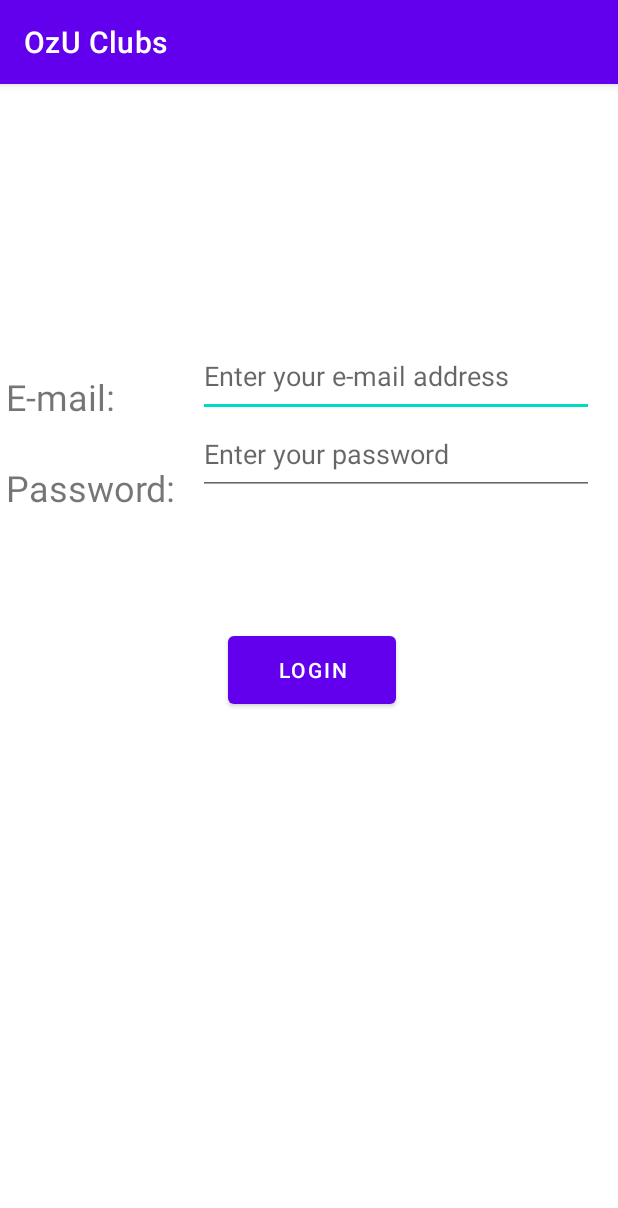
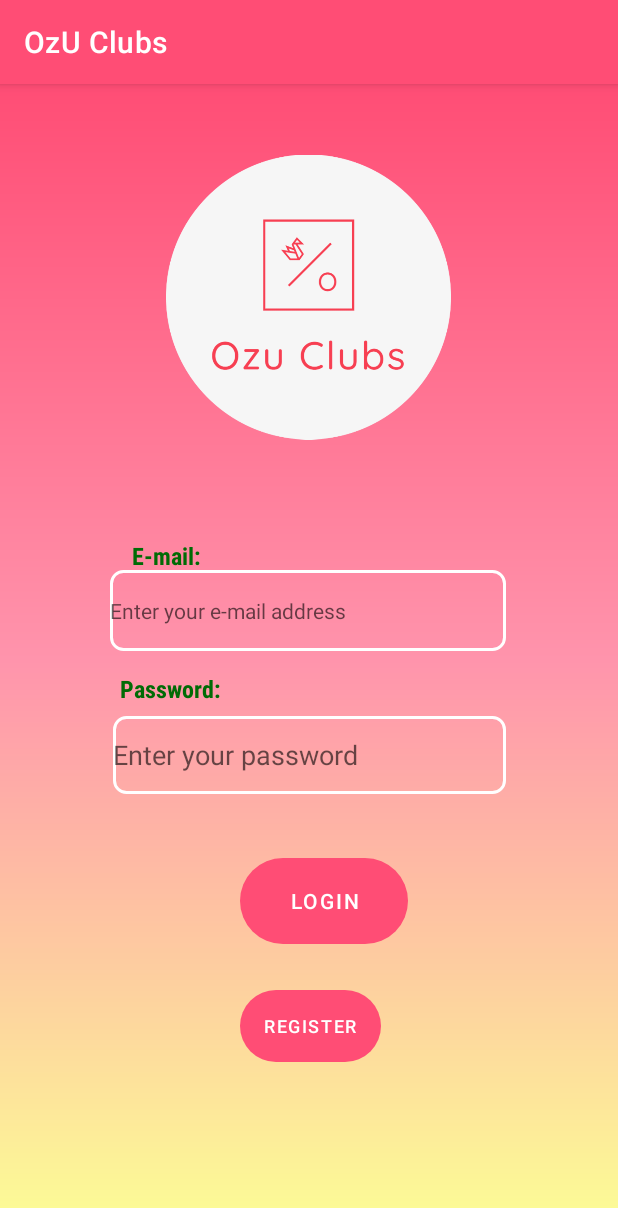
Before and after one commit to berkayacbay/OzuClubs, an Android app: the screen it shows after launch (MainActivity), on a phone screen of 412 x 824 dp. Shown: the top 1208 px of the screen. Run offline under Robolectric (Android 15) with nearby library versions, the phone set to English and light mode, and no system bars; our stand-ins replace Firebase (no records; nobody signed in at launch, a user with empty details on screens opened directly), data binding.

Commit message:
Firebase Database & Authentication + coloring

```diff
--- a/app/build.gradle
+++ b/app/build.gradle
@@ -1,8 +1,9 @@
 plugins {
     id 'com.android.application'
     id 'org.jetbrains.kotlin.android'
+    id 'com.google.gms.google-services'
 }
-
+apply plugin: 'com.google.gms.google-services'
 android {
     namespace 'com.example.ozuclubs'
     compileSdk 32
@@ -41,6 +42,9 @@ dependencies {
     implementation 'androidx.appcompat:appcompat:1.5.1'
     implementation 'com.google.android.material:material:1.7.0'
     implementation 'androidx.constraintlayout:constraintlayout:2.1.4'
+    implementation 'com.google.firebase:firebase-auth-ktx:21.1.0'
+    implementation 'com.google.firebase:firebase-database-ktx:20.1.0'
+    implementation platform('com.google.firebase:firebase-bom:31.1.1')
     testImplementation 'junit:junit:4.13.2'
     androidTestImplementation 'androidx.test.ext:junit:1.1.4'
     androidTestImplementation 'androidx.test.espresso:espresso-core:3.5.0'
--- a/app/src/main/java/com/example/ozuclubs/fragments/EventsFragment.kt
+++ b/app/src/main/java/com/example/ozuclubs/fragments/EventsFragment.kt
@@ -40,6 +40,7 @@ class EventsFragment : Fragment() {
 
         dataInitialize()
         adapter1 = EventAdapter(eventsArrayList)
+
         binding.recyclerView2.apply {
             layoutManager= LinearLayoutManager(context)
             hasFixedSize()
--- a/app/src/main/java/com/example/ozuclubs/fragments/MainFragment.kt
+++ b/app/src/main/java/com/example/ozuclubs/fragments/MainFragment.kt
@@ -1,27 +1,111 @@
 package com.example.ozuclubs.fragments
 
 import android.os.Bundle
+import android.text.TextUtils
+import android.util.Log
 import android.view.LayoutInflater
 import android.view.View
 import android.view.ViewGroup
+import android.widget.Toast
 import androidx.databinding.DataBindingUtil
 import androidx.fragment.app.Fragment
 import androidx.navigation.findNavController
+import androidx.navigation.fragment.findNavController
 import com.example.ozuclubs.R
 import com.example.ozuclubs.databinding.FragmentMainBinding
+import com.google.firebase.auth.FirebaseAuth
+import com.google.firebase.auth.ktx.auth
+import com.google.firebase.ktx.Firebase
 
 class MainFragment : Fragment() {
-    // TODO: Rename and change types of parameters
-    override fun onCreateView(inflater: LayoutInflater, container: ViewGroup?, savedInstanceState: Bundle?): View? {
+    private lateinit var auth: FirebaseAuth
 
-        val binding = DataBindingUtil.inflate<FragmentMainBinding>(inflater, R.layout.fragment_main, container, false)
+    override fun onCreateView(
+        inflater: LayoutInflater,
+        container: ViewGroup?,
+        savedInstanceState: Bundle?
+    ): View? {
+
+        val binding = DataBindingUtil.inflate<FragmentMainBinding>(
+            inflater,
+            R.layout.fragment_main,
+            container,
+            false
+        )
+        //auth = Firebase.auth
+
+//        binding.buttonLogin.setOnClickListener { view: View ->
+//            view.findNavController()
+//                .navigate(R.id.action_mainFragment_to_ClubsFragment)
+//        }
+
+        binding.registerButton.setOnClickListener { view: View ->
+            view.findNavController()
+                .navigate(R.id.action_mainFragment_to_registerFragment)
+        }
+        auth = FirebaseAuth.getInstance()
+//        var currentUser = auth.currentUser
+//        if(currentUser != null){
+//
+//        }
+        binding.buttonLogin.setOnClickListener { view: View ->
+            var email = binding.editTextTextEmailAddress.text.toString()
+            var password = binding.editTextPassword.text.toString()
 
 
-        binding.buttonLogin.setOnClickListener { view: View ->
+         if (TextUtils.isEmpty(email)) {
+            binding.editTextTextEmailAddress.error = "Please enter your e-mail address"
+            return@setOnClickListener
+        } else if (TextUtils.isEmpty(password)) {
+            binding.editTextPassword.error = "Please enter your password"
+            return@setOnClickListener
+        }
+            signIn(email, password)
 
-            view.findNavController()
-                .navigate(R.id.action_mainFragment_to_ClubsFragment)
+//            auth.signInWithEmailAndPassword(email,password)
+//                .addOnCompleteListener(requireActivity()){
+//                    if (it.isSuccessful){
+//                        view.findNavController()
+//                            .navigate(R.id.action_mainFragment_to_ClubsFragment)
+//                    }else{
+//                        Toast.makeText(
+//                            context, "Login is Unsuccessful.",
+//                            Toast.LENGTH_SHORT
+//                        ).show()
+//                    }
+//                }
+
         }
+
         return binding.root
     }
+
+//    public override fun onStart() {
+//        super.onStart()
+//        // Check if user is signed in (non-null) and update UI accordingly.
+//        val currentUser = auth.currentUser
+//        if (currentUser != null) {
+//            this.findNavController().navigate(R.id.action_mainFragment_to_ClubsFragment)
+//        }
+//    }
+
+
+    private fun signIn(email: String, password: String) {
+        auth.signInWithEmailAndPassword(email, password)
+            .addOnCompleteListener(requireActivity()) { task ->
+                if (task.isSuccessful) {
+                    // Sign in success, update UI with the signed-in user's information
+
+                    val user = auth.currentUser
+                    //updateUI(user)
+                    this.findNavController().navigate(R.id.action_mainFragment_to_ClubsFragment)
+
+                } else {
+                    Toast.makeText(
+                        context, "Authentication failed",
+                        Toast.LENGTH_SHORT
+                    ).show()
+                }
+            }
+    }
 }
--- /dev/null
+++ b/app/src/main/res/drawable/button.xml
@@ -0,0 +1,6 @@
+<?xml version="1.0" encoding="utf-8"?>
+<shape xmlns:android="http://schemas.android.com/apk/res/android">
+<corners android:radius ="30dp">"</corners>
+
+
+</shape>
--- /dev/null
+++ b/app/src/main/res/drawable/constaintlayout.xml
@@ -0,0 +1,8 @@
+<?xml version="1.0" encoding="utf-8"?>
+<shape xmlns:android="http://schemas.android.com/apk/res/android">
+<gradient android:angle="-90"
+    android:startColor="@color/startColor"
+    android:centerColor="@color/centerColor"
+    android:endColor="@color/endColor"
+    />
+</shape>
--- /dev/null
+++ b/app/src/main/res/drawable/edittext.xml
@@ -0,0 +1,5 @@
+<?xml version="1.0" encoding="utf-8"?>
+<shape xmlns:android="http://schemas.android.com/apk/res/android">
+    <corners android:radius ="8dp">"</corners>
+     <stroke android:color="@color/white" android:width="2dp"></stroke>
+</shape>
--- a/app/src/main/res/layout/fragment_main.xml
+++ b/app/src/main/res/layout/fragment_main.xml
@@ -9,31 +9,22 @@
 
     <androidx.constraintlayout.widget.ConstraintLayout
         android:layout_width="match_parent"
-        android:layout_height="match_parent">
+        android:layout_height="match_parent"
+        android:background="@drawable/constaintlayout">
 
         <EditText
             android:id="@+id/editTextTextEmailAddress"
             android:layout_width="264dp"
             android:layout_height="54dp"
-            android:layout_marginTop="168dp"
+            android:layout_marginTop="324dp"
+            android:background="@drawable/edittext"
             android:ems="10"
             android:hint="@string/enter_your_e_mail_address"
             android:inputType="textEmailAddress"
+            android:textColor="@color/textColor"
+            android:textSize="14sp"
             app:layout_constraintEnd_toEndOf="parent"
-            app:layout_constraintHorizontal_bias="0.891"
-            app:layout_constraintStart_toStartOf="parent"
-            app:layout_constraintTop_toTopOf="parent" />
-
-        <EditText
-            android:id="@+id/editText_password"
-            android:layout_width="264dp"
-            android:layout_height="54dp"
-            android:layout_marginTop="220dp"
-            android:ems="10"
-            android:hint="Enter your password"
-            android:inputType="textEmailAddress"
-            app:layout_constraintEnd_toEndOf="parent"
-            app:layout_constraintHorizontal_bias="0.891"
+            app:layout_constraintHorizontal_bias="0.496"
             app:layout_constraintStart_toStartOf="parent"
             app:layout_constraintTop_toTopOf="parent" />
 
@@ -41,34 +32,80 @@
             android:id="@+id/button_login"
             android:layout_width="112dp"
             android:layout_height="57dp"
-            android:layout_marginTop="140dp"
-            android:layout_marginEnd="148dp"
+            android:layout_marginTop="516dp"
+            android:layout_marginEnd="140dp"
+            android:background="@drawable/button"
+            android:backgroundTint="@color/buttonColor"
             android:text="Login"
             app:layout_constraintEnd_toEndOf="parent"
-            app:layout_constraintTop_toBottomOf="@+id/editTextTextEmailAddress" />
+            app:layout_constraintTop_toTopOf="parent" />
 
         <TextView
             android:id="@+id/textview_email"
             android:layout_width="wrap_content"
             android:layout_height="wrap_content"
-            android:layout_marginStart="4dp"
+            android:layout_marginStart="88dp"
+            android:fontFamily="sans-serif-condensed"
             android:text="E-mail:"
-            android:textSize="24sp"
+            android:textColor="@color/textColor"
+            android:textSize="16sp"
+            android:textStyle="bold"
             app:layout_constraintBottom_toBottomOf="parent"
             app:layout_constraintStart_toStartOf="parent"
             app:layout_constraintTop_toTopOf="parent"
-            app:layout_constraintVertical_bias="0.261" />
+            app:layout_constraintVertical_bias="0.407" />
 
         <TextView
             android:id="@+id/textview_password"
             android:layout_width="wrap_content"
             android:layout_height="wrap_content"
-            android:layout_marginStart="4dp"
-            android:layout_marginTop="28dp"
+            android:layout_marginStart="80dp"
+            android:layout_marginTop="392dp"
+            android:fontFamily="sans-serif-condensed"
             android:text="Password:"
-            android:textSize="24sp"
+            android:textColor="@color/textColor"
+            android:textSize="16sp"
+            android:textStyle="bold"
             app:layout_constraintStart_toStartOf="parent"
-            app:layout_constraintTop_toBottomOf="@+id/textview_email" />
+            app:layout_constraintTop_toTopOf="parent" />
+
+        <Button
+            android:id="@+id/register_button"
+            android:layout_width="wrap_content"
+            android:layout_height="wrap_content"
+            android:layout_marginTop="604dp"
+            android:background="@drawable/button"
+            android:text="Register"
+            android:textSize="12sp"
+            app:layout_constraintEnd_toEndOf="parent"
+            app:layout_constraintHorizontal_bias="0.504"
+            app:layout_constraintStart_toStartOf="parent"
+            app:layout_constraintTop_toTopOf="parent" />
+
+        <ImageView
+            android:id="@+id/imageView"
+            android:layout_width="190dp"
+            android:layout_height="284dp"
+            app:layout_constraintBottom_toBottomOf="parent"
+            app:layout_constraintEnd_toEndOf="parent"
+            app:layout_constraintHorizontal_bias="0.497"
+            app:layout_constraintStart_toStartOf="parent"
+            app:layout_constraintTop_toTopOf="parent"
+            app:layout_constraintVertical_bias="0.0"
+            app:srcCompat="@drawable/log" />
+
+        <EditText
+            android:id="@+id/editTextPassword"
+            android:layout_width="262dp"
+            android:layout_height="52dp"
+            android:background="@drawable/edittext"
+            android:ems="10"
+            android:hint="Enter your password"
+            android:inputType="textPassword"
+            app:layout_constraintBottom_toTopOf="@+id/button_login"
+            app:layout_constraintEnd_toEndOf="parent"
+            app:layout_constraintStart_toStartOf="parent"
+            app:layout_constraintTop_toBottomOf="@+id/editTextTextEmailAddress" />
 
     </androidx.constraintlayout.widget.ConstraintLayout>
 </layout>
--- a/app/src/main/res/navigation/navigation.xml
+++ b/app/src/main/res/navigation/navigation.xml
@@ -14,11 +14,8 @@
             android:id="@+id/action_mainFragment_to_ClubsFragment"
             app:destination="@id/ClubsFragment" />
         <action
-            android:id="@+id/action_mainFragment_to_eventsFragment"
-            app:destination="@id/eventsFragment" />
-        <action
-            android:id="@+id/action_mainFragment_to_myListFragment"
-            app:destination="@id/myListFragment" />
+            android:id="@+id/action_mainFragment_to_registerFragment"
+            app:destination="@id/registerFragment" />
     </fragment>
 
     <fragment
@@ -55,5 +52,13 @@
             android:id="@+id/action_myListFragment_to_eventsFragment"
             app:destination="@id/eventsFragment" />
     </fragment>
+    <fragment
+        android:id="@+id/registerFragment"
+        android:name="com.example.ozuclubs.fragments.RegisterFragment"
+        android:label="RegisterFragment" >
+        <action
+            android:id="@+id/action_registerFragment_to_mainFragment"
+            app:destination="@id/mainFragment" />
+    </fragment>
 
 </navigation>
--- a/app/src/main/res/values/themes.xml
+++ b/app/src/main/res/values/themes.xml
@@ -2,8 +2,8 @@
     <!-- Base application theme. -->
     <style name="Theme.OzUClubs" parent="Theme.MaterialComponents.DayNight.DarkActionBar">
         <!-- Primary brand color. -->
-        <item name="colorPrimary">@color/purple_500</item>
-        <item name="colorPrimaryVariant">@color/purple_700</item>
+        <item name="colorPrimary">@color/startColor</item>
+        <item name="colorPrimaryVariant">@color/darkerStartColor</item>
         <item name="colorOnPrimary">@color/white</item>
         <!-- Secondary brand color. -->
         <item name="colorSecondary">@color/teal_200</item>
--- a/build.gradle
+++ b/build.gradle
@@ -1,4 +1,8 @@
-// Top-level build file where you can add configuration options common to all sub-projects/modules.
+buildscript {
+    dependencies {
+        classpath 'com.google.gms:google-services:4.3.14'
+    }
+}// Top-level build file where you can add configuration options common to all sub-projects/modules.
 plugins {
     id 'com.android.application' version '7.3.1' apply false
     id 'com.android.library' version '7.3.1' apply false
```
Also changed, not shown: app/src/main/java/com/example/ozuclubs/fragments/RegisterFragment.kt (added, +94 -0 lines), app/src/main/res/layout/fragment_register.xml (added, +82 -0 lines), app/src/main/res/values/colors.xml (+9 -0 lines), app/src/main/res/drawable/log.png (added).
